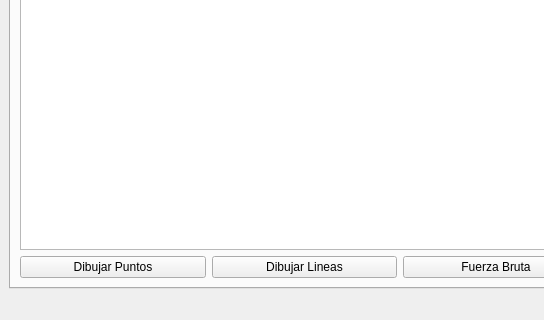
The window that mainwindow.ui (MoraRMod/Particulas) describes before a commit, drawn with Qt 5; both pictures show x 0 to 544 and y 310 to 630 of the 800 by 630 pixel window.
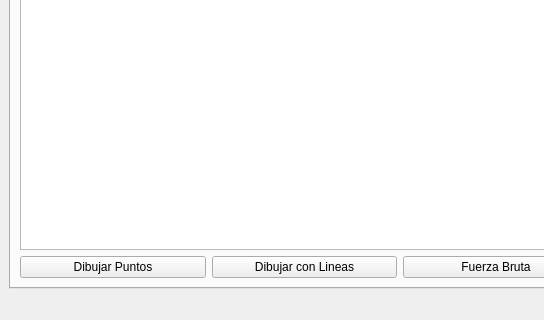
The same window after the commit.

Commit message: Dibujar Lineas >>> Dibujar con Lineas

```diff
--- a/mainwindow.ui
+++ b/mainwindow.ui
@@ -299,7 +299,7 @@
         <item row="1" column="1">
          <widget class="QPushButton" name="Dibujar_PushButton">
           <property name="text">
-           <string>Dibujar Lineas</string>
+           <string>Dibujar con Lineas</string>
           </property>
          </widget>
         </item>
```
